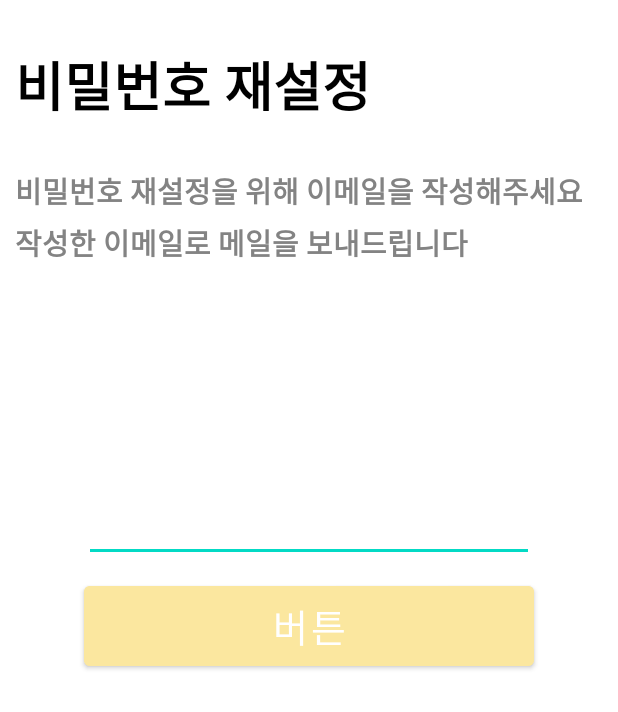
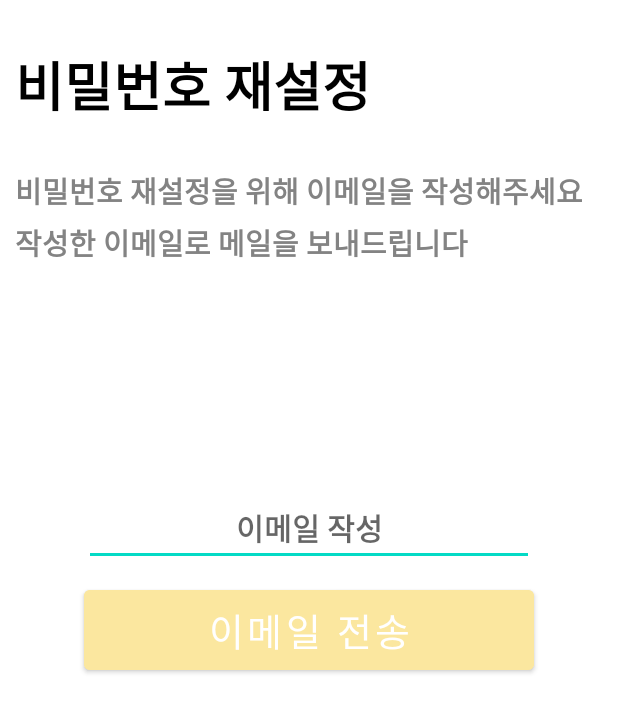
Before and after one commit to woojin0906/AbandonedDogGuidance_System, an Android app: the PasswordActivity screen opened directly, with no data from a screen before it, on a phone screen of 412 x 824 dp. Shown: the top 712 px of the screen. Run offline under Robolectric (Android 15) with nearby library versions, the phone set to English and light mode, and no system bars; our stand-ins replace Firebase (no records; nobody signed in at launch, a user with empty details on screens opened directly).

Commit message:
코드 정리 및 추가

```diff
--- a/app/src/main/java/kr/co/company/mobileproject/CommentAdapter.java
+++ b/app/src/main/java/kr/co/company/mobileproject/CommentAdapter.java
@@ -19,7 +19,6 @@ public class CommentAdapter extends RecyclerView.Adapter<CommentAdapter.CustomVi
     private ArrayList<CommentInfo> arrayList;
     private Context context;
     private FirebaseUser mFirebaseUser = FirebaseAuth.getInstance().getCurrentUser();
-    //private String strId = mFirebaseUser.getEmail();
 
     public CommentAdapter(ArrayList<CommentInfo> arrayList, Context context) {
         this.arrayList = arrayList;
--- a/app/src/main/java/kr/co/company/mobileproject/CommentInfo.java
+++ b/app/src/main/java/kr/co/company/mobileproject/CommentInfo.java
@@ -1,5 +1,8 @@
 package kr.co.company.mobileproject;
-
+/*
+    작성자 : 전우진
+    액티비티 : 댓글 등록 클래스
+*/
 public class CommentInfo {
     private String id;
     private String comment;
--- a/app/src/main/java/kr/co/company/mobileproject/SearchActivity.java
+++ b/app/src/main/java/kr/co/company/mobileproject/SearchActivity.java
@@ -36,7 +36,7 @@ public class SearchActivity extends AppCompatActivity implements TMapGpsManager.
 
     private TMapView tMapView = null;
     private TMapGpsManager tmapgps = null;
-    private static String TMapAPIKey = "";  // TMap API 키
+    private static String TMapAPIKey = "l7xx72602e7783854a2fa17f0707466b1b45";  // TMap API 키
     private Context mContext = null;
 
     @Override
--- a/app/src/main/res/drawable/white_back.xml
+++ b/app/src/main/res/drawable/white_back.xml
@@ -3,7 +3,6 @@
      xml : 로그인 하단 배경 -->
 <shape xmlns:android="http://schemas.android.com/apk/res/android"
     android:shape="rectangle">
-    <!-- 배경 색 설정 / 제가 color에 지정한 색입니다 ㅎㅎ -->
     <solid android:color="@color/white" />
     <!-- 모서리 곡선 설정 -->
     <corners
--- a/app/src/main/res/drawable/writerback.xml
+++ b/app/src/main/res/drawable/writerback.xml
@@ -2,7 +2,6 @@
 <!-- 작성자 : 전우진
      xml : 글 등록 화면 테두리 설정 -->
 <layer-list xmlns:android="http://schemas.android.com/apk/res/android" >
-    <!--       -->
     <item
         android:start="2dp"
         android:end="2dp"
--- a/app/src/main/res/layout/activity_info.xml
+++ b/app/src/main/res/layout/activity_info.xml
@@ -1,5 +1,5 @@
 <?xml version="1.0" encoding="utf-8"?>
-<!-- 회원정보변경 -->
+<!-- 회원정보변경 화면 -->
 <LinearLayout xmlns:android="http://schemas.android.com/apk/res/android"
     android:layout_width="match_parent"
     android:layout_height="match_parent"
--- a/app/src/main/res/layout/activity_my_writer_missing.xml
+++ b/app/src/main/res/layout/activity_my_writer_missing.xml
@@ -1,4 +1,5 @@
 <?xml version="1.0" encoding="utf-8"?>
+<!-- 나의 실종동물 글 화면 -->
 <LinearLayout xmlns:android="http://schemas.android.com/apk/res/android"
     android:layout_width="match_parent"
     android:layout_height="match_parent"
--- a/app/src/main/res/layout/activity_my_writer_sponsor.xml
+++ b/app/src/main/res/layout/activity_my_writer_sponsor.xml
@@ -1,4 +1,5 @@
 <?xml version="1.0" encoding="utf-8"?>
+<!-- 나의 후원요청 글 화면 -->
 <LinearLayout xmlns:android="http://schemas.android.com/apk/res/android"
     android:layout_width="match_parent"
     android:layout_height="match_parent"
--- a/app/src/main/res/layout/activity_my_writer_volun.xml
+++ b/app/src/main/res/layout/activity_my_writer_volun.xml
@@ -1,4 +1,5 @@
 <?xml version="1.0" encoding="utf-8"?>
+<!-- 나의 자원봉사 글 화면 -->
 <LinearLayout xmlns:android="http://schemas.android.com/apk/res/android"
     android:layout_width="match_parent"
     android:layout_height="match_parent"
--- a/app/src/main/res/layout/activity_password.xml
+++ b/app/src/main/res/layout/activity_password.xml
@@ -46,7 +46,8 @@
         android:textAlignment="center"
         android:layout_marginTop="150dp"
         android:textSize="20dp"
-        android:textStyle="bold" />
+        android:textStyle="bold"
+        android:hint="이메일 작성"/>
 
     <Button
         android:id="@+id/btn_sendEmail"
@@ -56,7 +57,7 @@
         android:layout_marginTop="10dp"
         android:backgroundTint="#FBE79F"
         android:onClick="onClick"
-        android:text="버튼"
+        android:text="이메일 전송"
         android:textSize="25dp" />
 
 </LinearLayout>
```
Also changed, not shown: app/src/main/AndroidManifest.xml (+4 -3 lines), app/src/main/java/kr/co/company/mobileproject/PasswordActivity.java (+7 -2 lines), app/src/main/res/layout/activity_comment.xml (+1 -13 lines).
